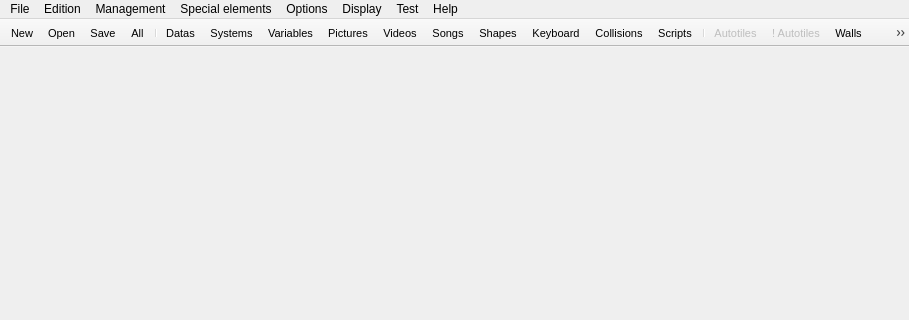
This is Editor/Dialogs/mainwindow.ui in RPG-Paper-Maker/RPG-Paper-Maker as Qt 5 draws it before an edit; both pictures show x 0 to 909 and y 0 to 320 of the 909 by 502 pixel window. The edited form follows.
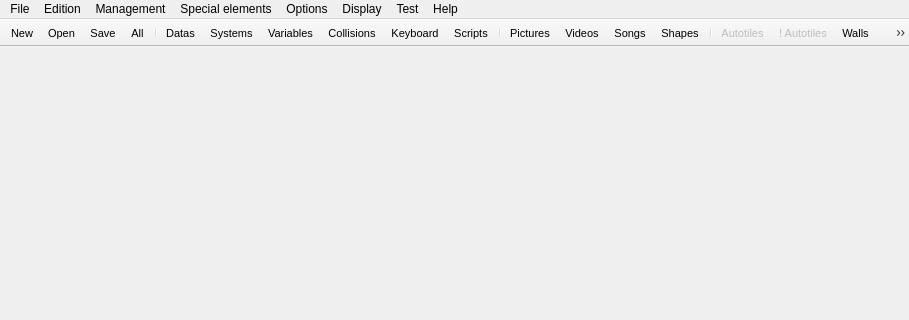
This is the edited form. Icons and pictures are not drawn.

What changed in the file:
```diff
--- a/Editor/Dialogs/mainwindow.ui
+++ b/Editor/Dialogs/mainwindow.ui
@@ -170,13 +170,14 @@
    <addaction name="actionDatas_manager"/>
    <addaction name="actionSystems_manager"/>
    <addaction name="actionVariables_manager"/>
+   <addaction name="actionCollisions_manager"/>
+   <addaction name="actionKeyboard_controls"/>
+   <addaction name="actionScripts_manager"/>
+   <addaction name="separator"/>
    <addaction name="actionPictures_manager"/>
    <addaction name="actionVideos_manager"/>
    <addaction name="actionSongs_manager"/>
    <addaction name="actionShapes_manager"/>
-   <addaction name="actionKeyboard_controls"/>
-   <addaction name="actionCollisions_manager"/>
-   <addaction name="actionScripts_manager"/>
    <addaction name="separator"/>
    <addaction name="actionAutotiles"/>
    <addaction name="actionAnimated_Autotiles"/>
```
Left out of the diff: 18 changed lines with no effect on the pictures.
